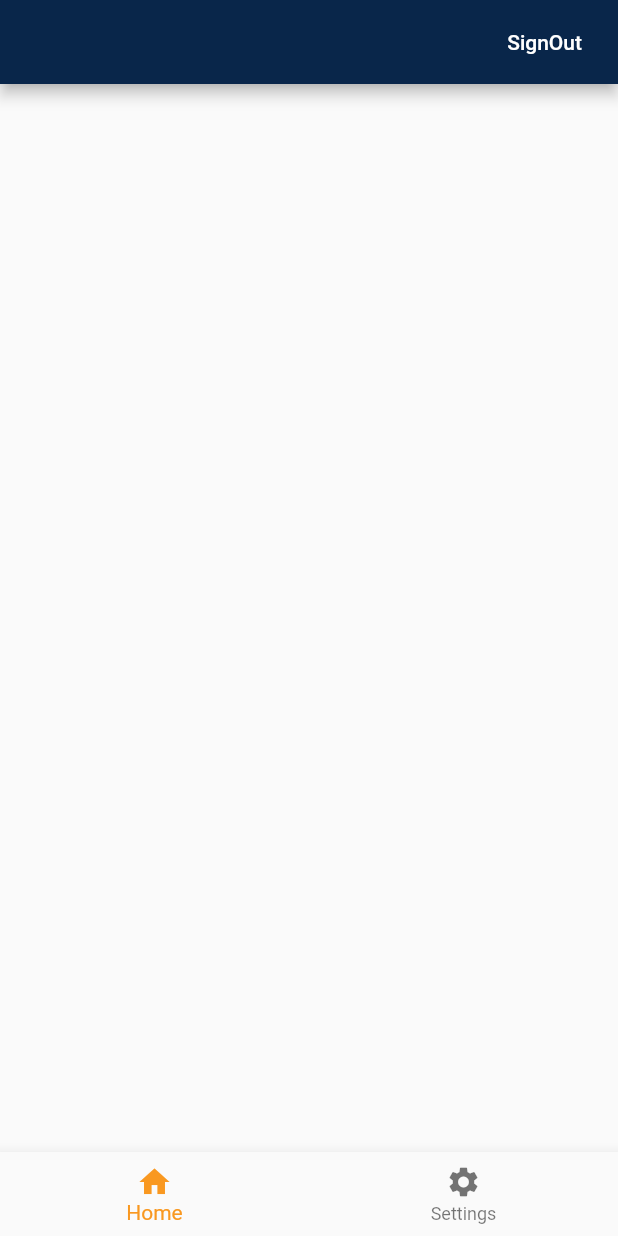
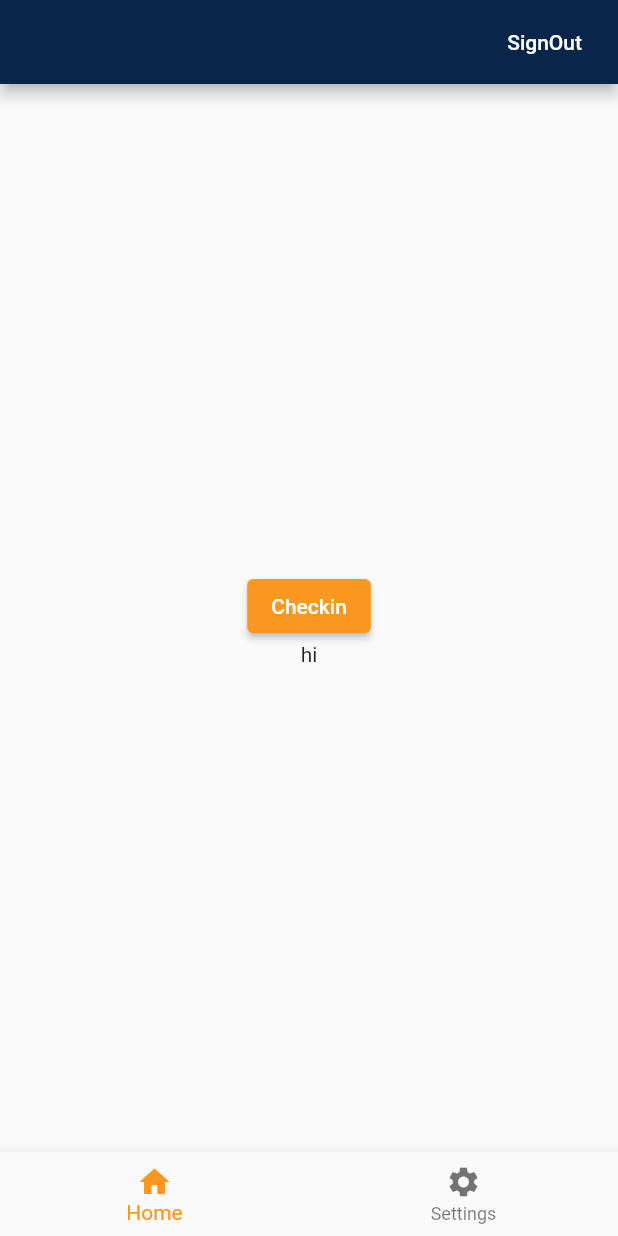
Before and after one commit to saguftaparveen/checkin_project, a Flutter app: the Home screen opened directly, on a phone screen of 412 x 824 dp. Run offline on Flutter 3.47's test engine with Material 2 defaults, Android fonts, the phone set to English and light mode, and no system bars; our stand-ins replace cloud_firestore, firebase_auth, firebase_core, geocoding, geolocator; accounts and stored records are empty.

```diff
--- a/analysis_options.yaml
+++ b/analysis_options.yaml
@@ -7,7 +7,7 @@
 
 # The following line activates a set of recommended lints for Flutter apps,
 # packages, and plugins designed to encourage good coding practices.
-include: package:flutter_lints/flutter.yaml
+# include: package:flutter_lints/flutter.yaml
 
 linter:
   # The lint rules applied to this project can be customized in the
--- a/lib/splash.dart
+++ b/lib/splash.dart
@@ -16,7 +16,7 @@ class _SplashState extends State<Splash> {
   }
 
   _navigatetohome() async {
-    await Future.delayed(Duration(seconds: 20), () {});
+    await Future.delayed(Duration(seconds: 3), () {});
     Navigator.pushReplacement(
         context, MaterialPageRoute(builder: (context) => MyHomePage()));
   }
--- a/lib/user_home.dart
+++ b/lib/user_home.dart
@@ -1,4 +1,6 @@
 import 'package:flutter/material.dart';
+import 'package:checkin_project/location.dart';
+import 'package:geolocator/geolocator.dart';
 
 class UserHome extends StatefulWidget {
   UserHome({Key? key}) : super(key: key);
@@ -7,9 +9,37 @@ class UserHome extends StatefulWidget {
   _UserHomeState createState() => _UserHomeState();
 }
 
+var address = "hi";
+
 class _UserHomeState extends State<UserHome> {
   @override
   Widget build(BuildContext context) {
-    return Container();
+    return Center(
+      child: Column(
+        mainAxisAlignment: MainAxisAlignment.center,
+        children: [
+          ElevatedButton(
+              onPressed: () {
+                setState(() {
+                  shagufta();
+                });
+              },
+              style: ElevatedButton.styleFrom(
+                primary: Color(0xfff99820),
+              ),
+              child: Text("Checkin")),
+          Text(address)
+        ],
+      ),
+    );
   }
 }
+
+shagufta() async {
+  Position position = await getGeoLocationPosition();
+  String location = 'Lat: ${position.latitude} , Long: ${position.longitude}';
+
+  address = await GetAddressFromLatLong(position);
+
+  print(address);
+}
--- a/pubspec.yaml
+++ b/pubspec.yaml
@@ -37,6 +37,8 @@ dependencies:
   cloud_firestore: ^3.1.0
   firebase_core: ^1.10.0
   firebase_auth: ^3.2.0
+  geolocator: ^8.0.0
+  geocoding: ^2.0.1
 
 dev_dependencies:
   flutter_test:
```
Also changed, not shown: lib/location.dart (added, +52 -0 lines), pubspec.lock, 2 other files.
